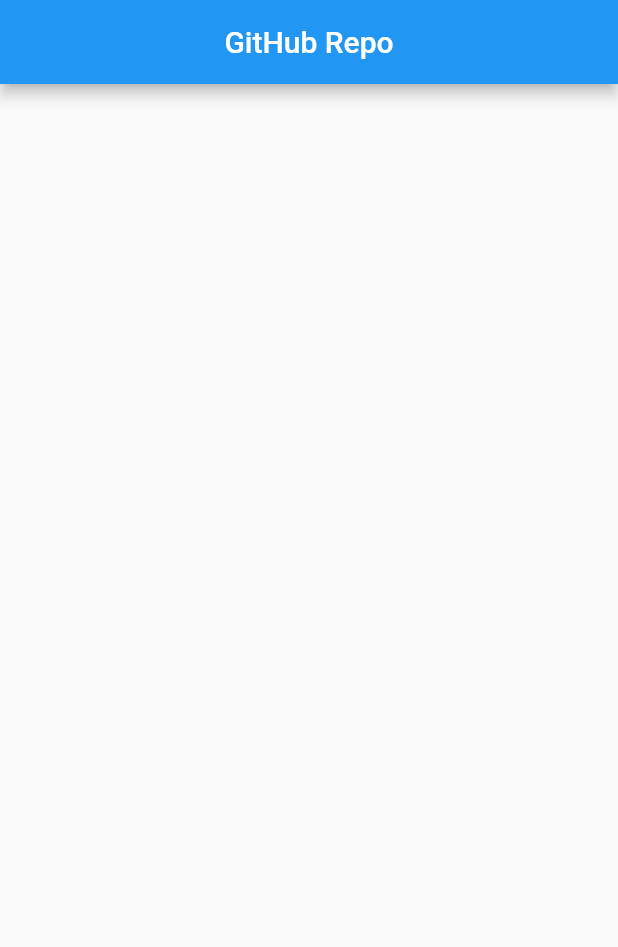
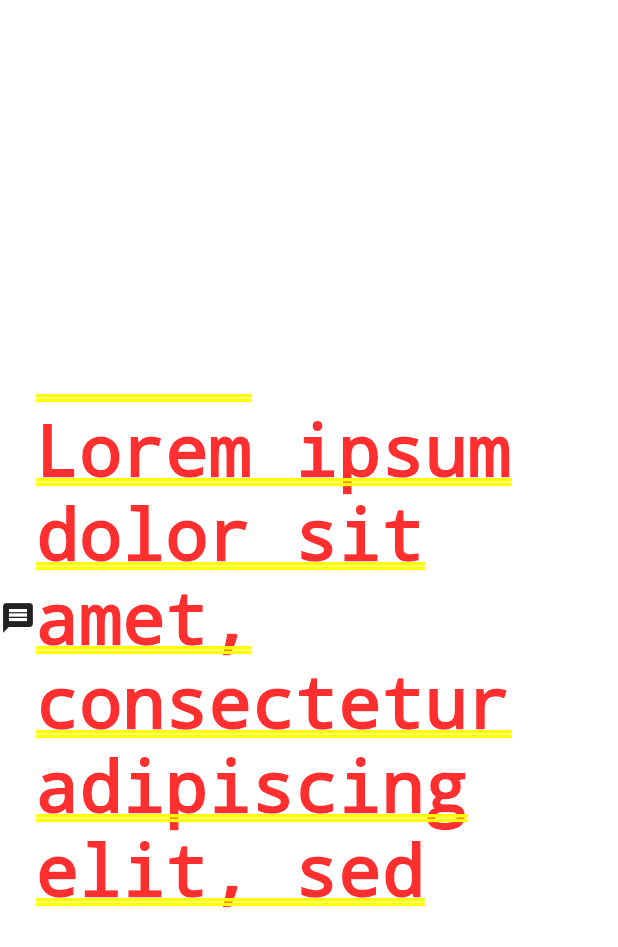
Before and after one commit to rammesaran/githhub_stars, a Flutter app: the screen it shows after launch, on a phone screen of 412 x 824 dp. Shown: the top 947 px of the screen. Run offline on Flutter 3.47's test engine with Material 2 defaults, Android fonts, the phone set to English and light mode, and no system bars; our stand-ins replace cached_network_image, sqflite; accounts and stored records are empty.

Commit message:
new changes

```diff
--- a/lib/main.dart
+++ b/lib/main.dart
@@ -5,3 +5,11 @@
 void main() {
   runApp(MyApp());
 }
+
+class Editor {
+  String _content;
+
+  String get contentType => _content;
+
+  set contentType(String value) => _content = value;
+}
--- a/lib/src/app.dart
+++ b/lib/src/app.dart
@@ -1,7 +1,5 @@
 import 'package:flutter/material.dart';
-import 'package:github_stars_app/src/screens/github_homepage.dart';
-import 'package:github_stars_app/src/viewmodel/github_list_view_model.dart';
-import 'package:provider/provider.dart';
+import 'package:github_stars_app/src/screens/flutter.dart';
 
 class MyApp extends StatelessWidget {
   @override
@@ -13,7 +11,10 @@
         primarySwatch: Colors.blue,
         visualDensity: VisualDensity.adaptivePlatformDensity,
       ),
-        home: ChangeNotifierProvider(
-            create: (context) => GithubListViewModel(), child: MyGitHubPage()));
+      home: OverFlow(),
+    );
+
+    // ChangeNotifierProvider(
+    //     create: (context) => GithubListViewModel(), child: MyGitHubPage()));
   }
 }
--- /dev/null
+++ b/lib/src/screens/flutter.dart
@@ -0,0 +1,47 @@
+import 'package:flutter/material.dart';
+import 'package:intl/intl.dart';
+
+class OverFlow extends StatefulWidget {
+  @override
+  _OverFlowState createState() => _OverFlowState();
+}
+
+class _OverFlowState extends State<OverFlow> {
+  @override
+  void initState() {
+    getTime();
+    super.initState();
+  }
+
+  @override
+  Widget build(BuildContext context) {
+    return Container(
+      child: Row(
+        children: [
+          Icon(Icons.message),
+          Flexible(
+            child: Column(
+              mainAxisSize: MainAxisSize.min,
+              crossAxisAlignment: CrossAxisAlignment.start,
+              children: [
+                Text(
+                  "Title",
+                  style: TextStyle(color: Colors.white),
+                ),
+                Text(
+                    "Lorem ipsum dolor sit amet, consectetur adipiscing elit, sed"),
+              ],
+            ),
+          ),
+        ],
+      ),
+    );
+  }
+
+  void getTime() {
+    DateTime time = DateTime.now();
+
+    String newDate = DateFormat('yyyy-MM-dd: kk:mm:ss').format(time);
+    print(newDate);
+  }
+}
--- a/pubspec.yaml
+++ b/pubspec.yaml
@@ -33,6 +33,7 @@
   sqflite: ^1.3.0
   path_provider: ^1.6.11
   cached_network_image: ^2.2.0+1
+  intl: 0.15.7
 
 dev_dependencies:
   flutter_test:
```
Also changed, not shown: pubspec.lock. Lines whose indentation alone changed are shown as unchanged.
